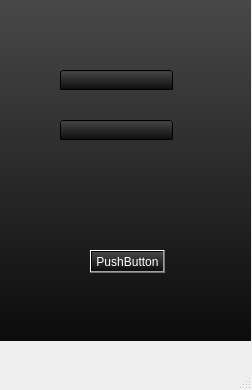
Before: the Qt Designer form mainwindow.ui in Jonathan-Tutu/Jeu-Online-Rock-Paper-Scissors, drawn with Qt 5.
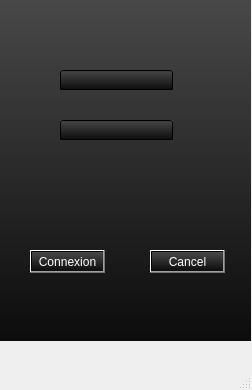
After: the same form once the commit is applied. The open tabs and pages were chosen to show the change.

The edit to the form file:
```diff
--- a/mainwindow.ui
+++ b/mainwindow.ui
@@ -106,7 +106,7 @@
      <widget class="QPushButton" name="pushButton">
       <property name="geometry">
        <rect>
-        <x>90</x>
+        <x>150</x>
         <y>250</y>
         <width>75</width>
         <height>23</height>
@@ -116,7 +116,23 @@
        <string notr="true">QPushButton {color:white}</string>
       </property>
       <property name="text">
-       <string>PushButton</string>
+       <string>Cancel</string>
+      </property>
+     </widget>
+     <widget class="QPushButton" name="ConnexionLogin">
+      <property name="geometry">
+       <rect>
+        <x>30</x>
+        <y>250</y>
+        <width>75</width>
+        <height>23</height>
+       </rect>
+      </property>
+      <property name="styleSheet">
+       <string notr="true">QPushButton {color:white}</string>
+      </property>
+      <property name="text">
+       <string>Connexion</string>
       </property>
      </widget>
     </widget>
```
Left out of the diff: 2 changed lines with no effect on the pictures.
